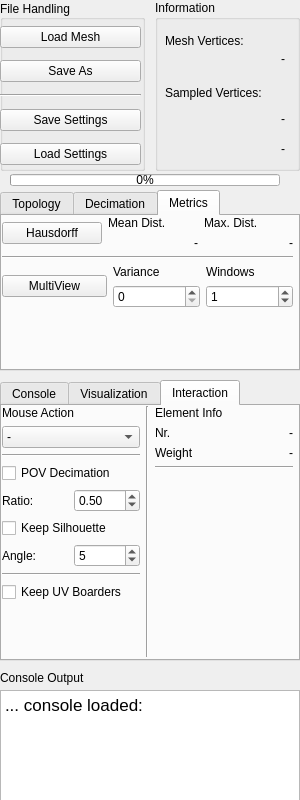
Before: the Qt Designer form source/controlpanel.ui in lenpr/Thesis, drawn with Qt 5.
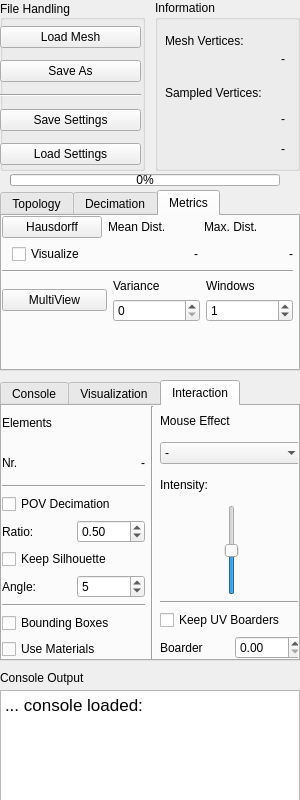
After: the same form once the commit is applied. The open tabs and pages were chosen to show the change.

What changed in the file:
```diff
--- a/source/controlpanel.ui
+++ b/source/controlpanel.ui
@@ -293,24 +293,45 @@
        <x>0</x>
        <y>0</y>
        <width>291</width>
-       <height>154</height>
+       <height>169</height>
       </rect>
      </property>
      <layout class="QVBoxLayout" name="verticalLayoutHausdorffMultiView">
       <item>
        <layout class="QHBoxLayout" name="horizontalLayoutHausdorff">
         <item>
-         <widget class="QPushButton" name="buttonHausdorff">
-          <property name="minimumSize">
-           <size>
-            <width>100</width>
-            <height>0</height>
-           </size>
-          </property>
-          <property name="text">
-           <string>Hausdorff</string>
-          </property>
-         </widget>
+         <layout class="QVBoxLayout" name="verticalLayout_7">
+          <item>
+           <widget class="QPushButton" name="buttonHausdorff">
+            <property name="minimumSize">
+             <size>
+              <width>100</width>
+              <height>0</height>
+             </size>
+            </property>
+            <property name="text">
+             <string>Hausdorff</string>
+            </property>
+           </widget>
+          </item>
+          <item>
+           <layout class="QHBoxLayout" name="horizontalLayout_7">
+            <item>
+             <widget class="QCheckBox" name="checkBoxVisualizeHausdorff">
+              <property name="maximumSize">
+               <size>
+                <width>80</width>
+                <height>16777215</height>
+               </size>
+              </property>
+              <property name="text">
+               <string>Visualize</string>
+              </property>
+             </widget>
+            </item>
+           </layout>
+          </item>
+         </layout>
         </item>
         <item>
          <layout class="QVBoxLayout" name="verticalLayout_2">
@@ -962,53 +983,40 @@
       <rect>
        <x>0</x>
        <y>0</y>
-       <width>291</width>
-       <height>251</height>
+       <width>301</width>
+       <height>253</height>
       </rect>
      </property>
      <layout class="QHBoxLayout" name="horizontalLayoutInteraction">
       <item>
        <layout class="QVBoxLayout" name="verticalLayoutInteraction">
         <item>
-         <widget class="QLabel" name="labelMouseAction">
+         <widget class="QLabel" name="labelElementInformation">
           <property name="text">
-           <string>Mouse Action</string>
+           <string>Elements</string>
           </property>
          </widget>
         </item>
         <item>
-         <widget class="QComboBox" name="comboBoxMouseAction">
+         <layout class="QHBoxLayout" name="horizontalLayoutElementInfo1">
           <item>
-           <property name="text">
-            <string>-</string>
-           </property>
+           <widget class="QLabel" name="labelElementNr1">
+            <property name="text">
+             <string>Nr.</string>
+            </property>
+           </widget>
           </item>
           <item>
-           <property name="text">
-            <string>Select</string>
-           </property>
+           <widget class="QLabel" name="labelElementNr2">
+            <property name="text">
+             <string>-</string>
+            </property>
+            <property name="alignment">
+             <set>Qt::AlignRight|Qt::AlignTrailing|Qt::AlignVCenter</set>
+            </property>
+           </widget>
           </item>
-          <item>
-           <property name="text">
-            <string>Fix</string>
-           </property>
-          </item>
-          <item>
-           <property name="text">
-            <string>Increase Weight</string>
-           </property>
-          </item>
-          <item>
-           <property name="text">
-            <string>Decrease Weight</string>
-           </property>
-          </item>
-          <item>
-           <property name="text">
-            <string>Dismiss</string>
-           </property>
-          </item>
-         </widget>
+         </layout>
         </item>
         <item>
          <widget class="Line" name="line_10">
@@ -1086,31 +1094,25 @@
          </layout>
         </item>
         <item>
-         <widget class="Line" name="line_11">
+         <widget class="Line" name="line_6">
           <property name="orientation">
            <enum>Qt::Horizontal</enum>
           </property>
          </widget>
         </item>
         <item>
-         <widget class="QCheckBox" name="checkBoxUVBoarders">
+         <widget class="QCheckBox" name="checkBoxBoundingBoxes">
           <property name="text">
-           <string>Keep UV Boarders</string>
+           <string>Bounding Boxes</string>
           </property>
          </widget>
         </item>
         <item>
-         <spacer name="verticalSpacer_2">
-          <property name="orientation">
-           <enum>Qt::Vertical</enum>
+         <widget class="QCheckBox" name="checkBoxMaterials">
+          <property name="text">
+           <string>Use Materials</string>
           </property>
-          <property name="sizeHint" stdset="0">
-           <size>
-            <width>20</width>
-            <height>40</height>
-           </size>
-          </property>
-         </spacer>
+         </widget>
         </item>
        </layout>
       </item>
@@ -1124,23 +1126,42 @@
       <item>
        <layout class="QVBoxLayout" name="verticalLayoutElementInformation">
         <item>
-         <widget class="QLabel" name="labelElementInformation">
+         <widget class="QLabel" name="labelMouseAction">
           <property name="text">
-           <string>Element Info</string>
+           <string>Mouse Effect</string>
           </property>
          </widget>
         </item>
         <item>
-         <layout class="QHBoxLayout" name="horizontalLayoutElementInfo1">
+         <widget class="QComboBox" name="comboBoxMouseAction">
           <item>
-           <widget class="QLabel" name="labelElementNr1">
+           <property name="text">
+            <string>-</string>
+           </property>
+          </item>
+          <item>
+           <property name="text">
+            <string>Select</string>
+           </property>
+          </item>
+          <item>
+           <property name="text">
+            <string>Draw</string>
+           </property>
+          </item>
+         </widget>
+        </item>
+        <item>
+         <layout class="QHBoxLayout" name="horizontalLayout_5">
+          <item>
+           <widget class="QLabel" name="labelSliderDescription">
             <property name="text">
-             <string>Nr.</string>
+             <string>Intensity:</string>
             </property>
            </widget>
           </item>
           <item>
-           <widget class="QLabel" name="labelElementNr2">
+           <widget class="QLabel" name="labelSliderIntensity">
             <property name="text">
              <string>-</string>
             </property>
@@ -1154,43 +1175,59 @@
         <item>
          <layout class="QHBoxLayout" name="horizontalLayoutElementInfo2">
           <item>
-           <widget class="QLabel" name="labelElementWeight1">
-            <property name="text">
-             <string>Weight</string>
+           <widget class="QSlider" name="sliderIntensity">
+            <property name="sizePolicy">
+             <sizepolicy hsizetype="Fixed" vsizetype="Fixed">
+              <horstretch>0</horstretch>
+              <verstretch>0</verstretch>
+             </sizepolicy>
             </property>
-           </widget>
-          </item>
-          <item>
-           <widget class="QLabel" name="labelElementWeight2">
-            <property name="text">
-             <string>-</string>
+            <property name="minimumSize">
+             <size>
+              <width>0</width>
+              <height>90</height>
+             </size>
             </property>
-            <property name="alignment">
-             <set>Qt::AlignRight|Qt::AlignTrailing|Qt::AlignVCenter</set>
+            <property name="minimum">
+             <number>-100</number>
             </property>
+            <property name="maximum">
+             <number>100</number>
+            </property>
+            <property name="orientation">
+             <enum>Qt::Vertical</enum>
+            </property>
            </widget>
           </item>
          </layout>
         </item>
         <item>
-         <widget class="Line" name="line_6">
+         <widget class="Line" name="line_5">
           <property name="orientation">
            <enum>Qt::Horizontal</enum>
           </property>
          </widget>
         </item>
         <item>
-         <spacer name="verticalSpacer">
-          <property name="orientation">
-           <enum>Qt::Vertical</enum>
+         <widget class="QCheckBox" name="checkBoxUVBoarders">
+          <property name="text">
+           <string>Keep UV Boarders</string>
           </property>
-          <property name="sizeHint" stdset="0">
-           <size>
-            <width>20</width>
-            <height>40</height>
-           </size>
-          </property>
-         </spacer>
+         </widget>
+        </item>
+        <item>
+         <layout class="QHBoxLayout" name="horizontalLayout_6">
+          <item>
+           <widget class="QLabel" name="labelUVBoarder">
+            <property name="text">
+             <string>Boarder</string>
+            </property>
+           </widget>
+          </item>
+          <item>
+           <widget class="QDoubleSpinBox" name="spinBoxUVBoarder"/>
+          </item>
+         </layout>
         </item>
        </layout>
       </item>
```
Left out of the diff: 29 changed lines with no effect on the pictures.
